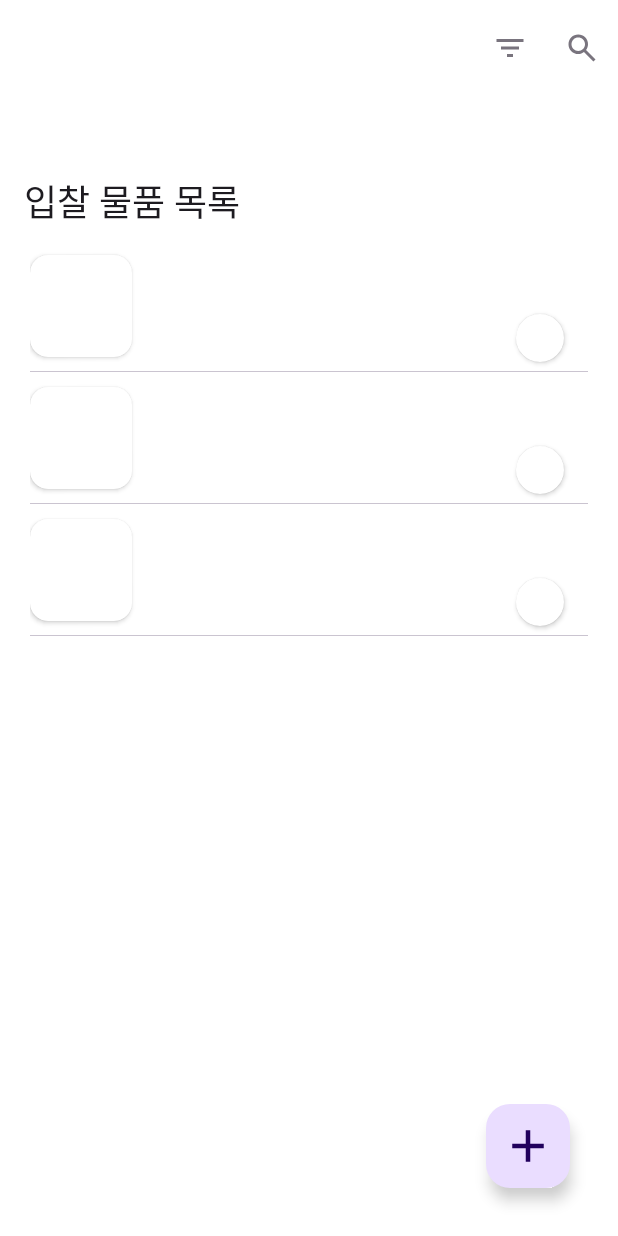
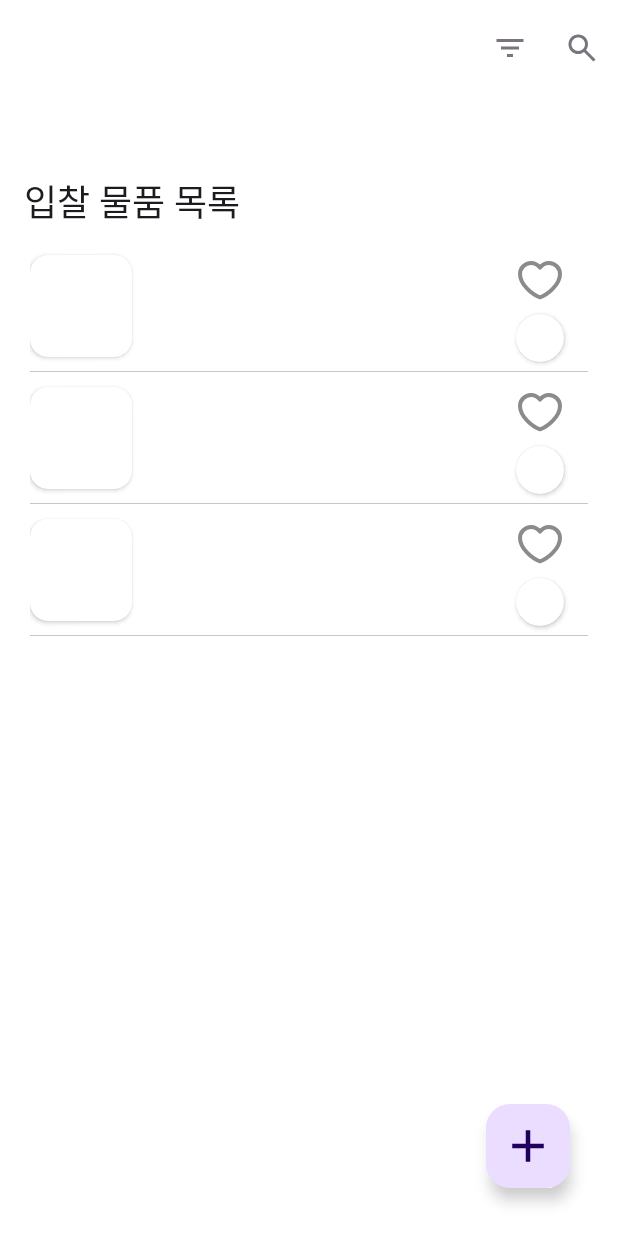
Before and after one commit to 2024-Bidding/bidding-android, an Android app: the layout fragment_items.xml on its own in the app's theme, with its tools: preview values and no code run, on a phone screen of 412 x 824 dp. Run offline under Robolectric (Android 15) with nearby library versions, the phone set to English and light mode, and no system bars.

Commit message:
feat :: 좋아요 아이콘 추가

```diff
--- a/app/src/main/java/com/seunghoon/bidding_android/data/model/item/response/ItemsResponse.kt
+++ b/app/src/main/java/com/seunghoon/bidding_android/data/model/item/response/ItemsResponse.kt
@@ -16,5 +16,6 @@ data class ItemsResponse(
         @SerialName("current_price") val currentPrice: Long,
         @SerialName("user_name") val userName: String,
         @SerialName("user_profile_url") val userProfileUrl: String,
+        @SerialName("is_liked") val isLiked: Boolean,
     )
 }
--- a/app/src/main/java/com/seunghoon/bidding_android/domain/entity/items/ItemsEntity.kt
+++ b/app/src/main/java/com/seunghoon/bidding_android/domain/entity/items/ItemsEntity.kt
@@ -15,6 +15,7 @@ data class ItemsEntity(
         val currentPrice: String,
         val userName: String,
         val userProfileImageUrl: String,
+        val isLiked: Boolean,
     )
 }
 
@@ -30,4 +31,5 @@ private fun ItemsResponse.Item.toEntity() = ItemsEntity.ItemEntity(
     currentPrice = DecimalFormat("#,###").format(currentPrice),
     userName = userName,
     userProfileImageUrl = userProfileUrl,
+    isLiked = isLiked,
 )
--- a/app/src/main/java/com/seunghoon/bidding_android/feature/items/ItemsAdapter.kt
+++ b/app/src/main/java/com/seunghoon/bidding_android/feature/items/ItemsAdapter.kt
@@ -4,6 +4,7 @@ import android.view.LayoutInflater
 import android.view.ViewGroup
 import androidx.navigation.NavController
 import androidx.recyclerview.widget.RecyclerView
+import com.seunghoon.bidding_android.R
 import com.seunghoon.bidding_android.common.insertIntoGlide
 import com.seunghoon.bidding_android.databinding.ItemBinding
 import com.seunghoon.bidding_android.domain.entity.items.ItemsEntity
@@ -41,6 +42,12 @@ internal class ItemsAdapter(
                 imageView = imgItemUserProfile,
                 url = items[position].userProfileImageUrl,
             )
+            imgItemLike.setImageResource(
+                when (items[position].isLiked) {
+                    true -> R.drawable.ic_like
+                    else -> R.drawable.ic_like_off
+                }
+            )
         }
         holder.itemView.setOnClickListener {
             navController.navigateToItemDetails(itemId = items[position].id)
--- /dev/null
+++ b/app/src/main/res/drawable/ic_like_off.xml
@@ -0,0 +1,12 @@
+<vector xmlns:android="http://schemas.android.com/apk/res/android"
+    android:width="48dp"
+    android:height="48dp"
+    android:viewportWidth="48"
+    android:viewportHeight="48">
+    <path
+        android:pathData="M15,8C8.925,8 4,12.925 4,19C4,30 17,40 24,42.326C31,40 44,30 44,19C44,12.925 39.075,8 33,8C29.28,8 25.99,9.847 24,12.674C22.986,11.229 21.638,10.05 20.072,9.236C18.505,8.423 16.765,7.999 15,8Z"
+        android:strokeWidth="4"
+        android:strokeColor="@color/black"
+        android:strokeLineCap="round"
+        android:strokeLineJoin="round" />
+</vector>
--- a/app/src/main/res/layout/item.xml
+++ b/app/src/main/res/layout/item.xml
@@ -1,6 +1,7 @@
 <?xml version="1.0" encoding="utf-8"?>
 <layout xmlns:android="http://schemas.android.com/apk/res/android"
-    xmlns:app="http://schemas.android.com/apk/res-auto">
+    xmlns:app="http://schemas.android.com/apk/res-auto"
+    xmlns:tools="http://schemas.android.com/tools">
 
     <data>
 
@@ -74,6 +75,16 @@
             app:layout_constraintEnd_toStartOf="@id/cv_item_user_profile"
             app:layout_constraintTop_toTopOf="@id/cv_item_user_profile" />
 
+        <ImageView
+            android:id="@+id/img_item_like"
+            android:layout_width="32dp"
+            android:layout_height="32dp"
+            android:src="@drawable/ic_like_off"
+            android:tint="#8B8B8B"
+            app:layout_constraintEnd_toEndOf="@id/cv_item_user_profile"
+            app:layout_constraintTop_toTopOf="@id/cv_item_img"
+            tools:ignore="UseAppTint" />
+
         <androidx.cardview.widget.CardView
             android:id="@+id/cv_item_user_profile"
             android:layout_width="32dp"
```
